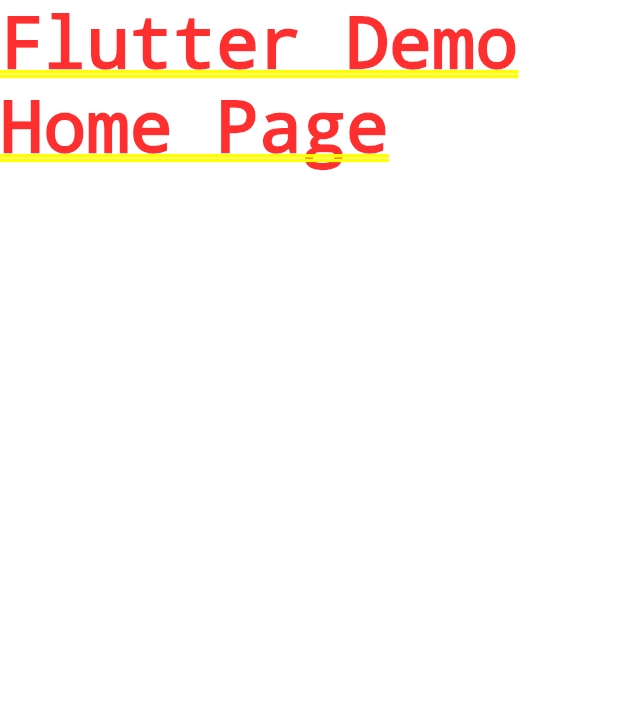
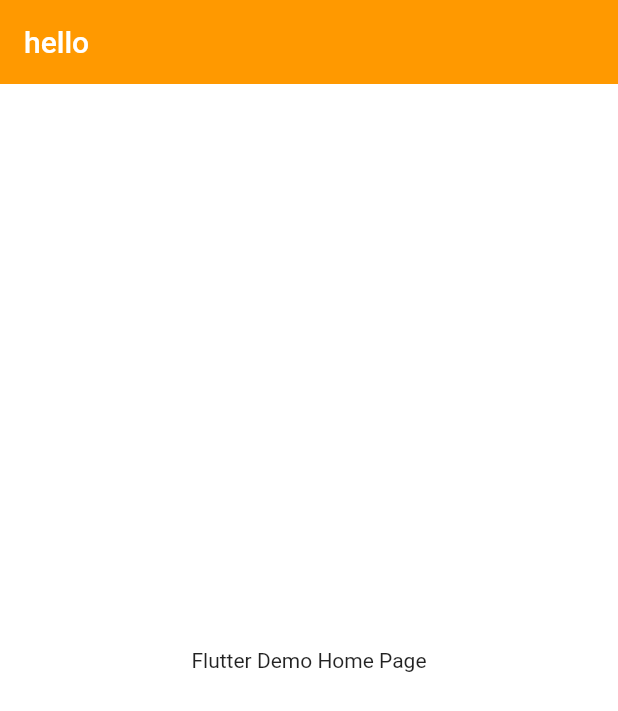
Before and after one commit to saeyesss/amazon_clone, a Flutter app: the screen it shows after launch, on a phone screen of 412 x 824 dp. Shown: the top 711 px of the screen. Run offline on Flutter 3.47's test engine with Material 2 defaults, Android fonts, the phone set to English and light mode, and no system bars.

Commit message:
theme data

```diff
--- a/lib/constants/global_variables.dart
+++ b/lib/constants/global_variables.dart
@@ -1 +1,18 @@
-class GlobalVariables {}
+import 'package:flutter/material.dart';
+
+class GlobalVariables {
+  // COLORS
+  static const appBarGradient = LinearGradient(
+    colors: [
+      Color.fromARGB(255, 29, 201, 192),
+      Color.fromARGB(255, 125, 221, 216),
+    ],
+    stops: [0.5, 1.0],
+  );
+
+  static const secondaryColor = Color.fromRGBO(255, 153, 0, 1);
+  static const backgroundColor = Colors.white;
+  static const Color greyBackgroundCOlor = Color(0xffebecee);
+  static var selectedNavBarColor = Colors.cyan[800]!;
+  static const unselectedNavBarColor = Colors.black87;
+}
--- a/lib/main.dart
+++ b/lib/main.dart
@@ -1,3 +1,4 @@
+import 'package:amazon_clone/constants/global_variables.dart';
 import 'package:flutter/material.dart';
 
 void main() {
@@ -13,9 +14,23 @@ class MyApp extends StatelessWidget {
     return MaterialApp(
       title: 'Amazon Clone',
       theme: ThemeData(
-        primarySwatch: Colors.blue,
+        scaffoldBackgroundColor: GlobalVariables.backgroundColor,
+        colorScheme: const ColorScheme.light(
+          primary: GlobalVariables.secondaryColor,
+        ),
+        appBarTheme: const AppBarTheme(
+          elevation: 0,
+          iconTheme: IconThemeData(color: Colors.black),
+        ),
       ),
-      home: const Text('Flutter Demo Home Page'),
+      home: Scaffold(
+        appBar: AppBar(
+          title: const Text("hello"),
+        ),
+        body: const Center(
+          child: Text('Flutter Demo Home Page'),
+        ),
+      ),
     );
   }
 }
```
